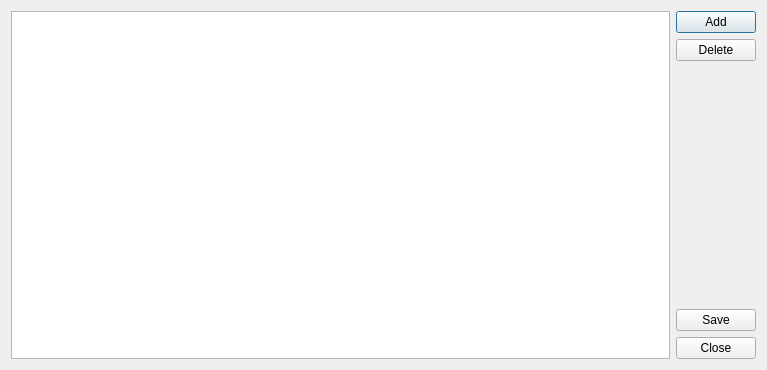
First picture: the form in RepairCenter/catsuppliers.ui, repository Feo-d-oR/YARC, before the edit.
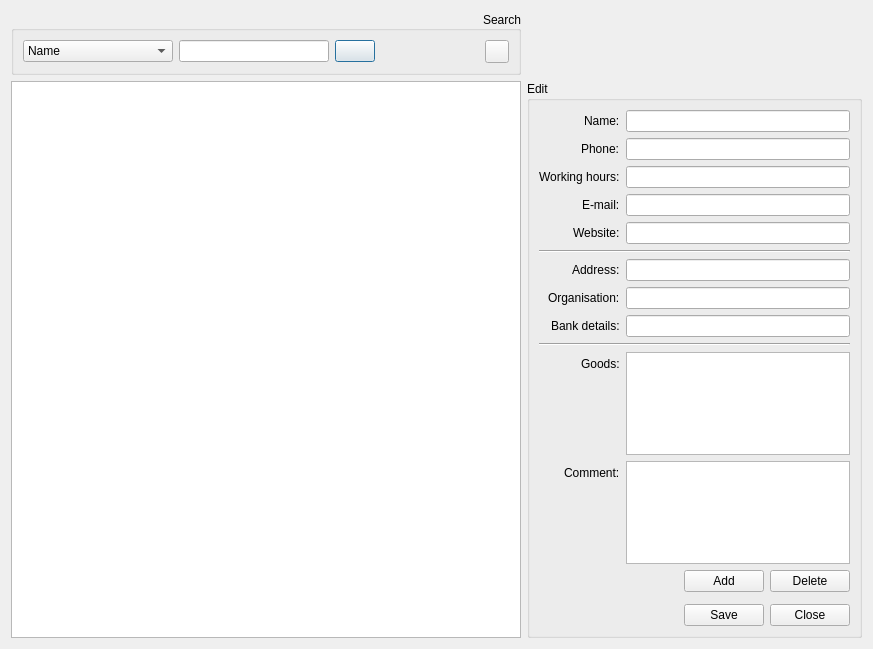
Second picture: the form after the edit. Icons and pictures are not drawn.

```diff
--- a/RepairCenter/catsuppliers.ui
+++ b/RepairCenter/catsuppliers.ui
@@ -6,10 +6,16 @@
    <rect>
     <x>0</x>
     <y>0</y>
-    <width>767</width>
-    <height>370</height>
+    <width>873</width>
+    <height>649</height>
    </rect>
   </property>
+  <property name="sizePolicy">
+   <sizepolicy hsizetype="Expanding" vsizetype="Preferred">
+    <horstretch>0</horstretch>
+    <verstretch>0</verstretch>
+   </sizepolicy>
+  </property>
   <property name="windowTitle">
    <string>Suppliers</string>
   </property>
@@ -17,9 +23,136 @@
    <iconset resource="Icons.qrc">
     <normaloff>:/icons/icons/lorry.png</normaloff>:/icons/icons/lorry.png</iconset>
   </property>
+  <layout class="QGridLayout" name="gridLayout">
+   <property name="sizeConstraint">
+    <enum>QLayout::SetDefaultConstraint</enum>
+   </property>
+   <item row="0" column="0">
+    <widget class="QGroupBox" name="groupBox">
+     <property name="title">
+      <string>Search</string>
+     </property>
+     <property name="alignment">
+      <set>Qt::AlignRight|Qt::AlignTrailing|Qt::AlignVCenter</set>
+     </property>
   <layout class="QHBoxLayout" name="horizontalLayout">
    <item>
+       <widget class="QComboBox" name="cbSearchType">
+        <property name="minimumSize">
+         <size>
+          <width>150</width>
+          <height>0</height>
+         </size>
+        </property>
+        <item>
+         <property name="text">
+          <string>Name</string>
+         </property>
+        </item>
+        <item>
+         <property name="text">
+          <string>Goods</string>
+         </property>
+        </item>
+       </widget>
+      </item>
+      <item>
+       <widget class="QLineEdit" name="lSearch">
+        <property name="minimumSize">
+         <size>
+          <width>150</width>
+          <height>0</height>
+         </size>
+        </property>
+        <property name="maximumSize">
+         <size>
+          <width>300</width>
+          <height>16777215</height>
+         </size>
+        </property>
+       </widget>
+      </item>
+      <item>
+       <widget class="QPushButton" name="bSearch">
+        <property name="sizePolicy">
+         <sizepolicy hsizetype="Fixed" vsizetype="Fixed">
+          <horstretch>0</horstretch>
+          <verstretch>0</verstretch>
+         </sizepolicy>
+        </property>
+        <property name="focusPolicy">
+         <enum>Qt::TabFocus</enum>
+        </property>
+        <property name="text">
+         <string/>
+        </property>
+        <property name="icon">
+         <iconset resource="Icons.qrc">
+          <normaloff>:/icons/icons/find.png</normaloff>:/icons/icons/find.png</iconset>
+        </property>
+       </widget>
+      </item>
+      <item>
+       <spacer name="horizontalSpacer_5">
+        <property name="orientation">
+         <enum>Qt::Horizontal</enum>
+        </property>
+        <property name="sizeHint" stdset="0">
+         <size>
+          <width>137</width>
+          <height>20</height>
+         </size>
+        </property>
+       </spacer>
+      </item>
+      <item>
+       <widget class="QToolButton" name="bClear">
+        <property name="font">
+         <font>
+          <family>Arial</family>
+          <pointsize>11</pointsize>
+          <weight>75</weight>
+          <bold>true</bold>
+         </font>
+        </property>
+        <property name="toolTip">
+         <string>Reset filter</string>
+        </property>
+        <property name="text">
+         <string/>
+        </property>
+        <property name="icon">
+         <iconset resource="Icons.qrc">
+          <normaloff>:/icons/icons/filter_clear.png</normaloff>:/icons/icons/filter_clear.png</iconset>
+        </property>
+       </widget>
+      </item>
+     </layout>
+    </widget>
+   </item>
+   <item row="1" column="0">
     <widget class="QTableView" name="tview">
+     <property name="sizePolicy">
+      <sizepolicy hsizetype="Expanding" vsizetype="Expanding">
+       <horstretch>0</horstretch>
+       <verstretch>0</verstretch>
+      </sizepolicy>
+     </property>
+     <property name="minimumSize">
+      <size>
+       <width>400</width>
+       <height>0</height>
+      </size>
+     </property>
+     <property name="frameShadow">
+      <enum>QFrame::Sunken</enum>
+     </property>
+     <property name="editTriggers">
+      <set>QAbstractItemView::NoEditTriggers</set>
+     </property>
+     <property name="dragDropOverwriteMode">
+      <bool>false</bool>
+     </property>
      <property name="selectionMode">
       <enum>QAbstractItemView::SingleSelection</enum>
      </property>
@@ -34,8 +167,138 @@
      </property>
     </widget>
    </item>
+   <item row="1" column="1">
+    <widget class="QGroupBox" name="grouopbox1">
+     <property name="sizePolicy">
+      <sizepolicy hsizetype="MinimumExpanding" vsizetype="Maximum">
+       <horstretch>0</horstretch>
+       <verstretch>0</verstretch>
+      </sizepolicy>
+     </property>
+     <property name="minimumSize">
+      <size>
+       <width>300</width>
+       <height>0</height>
+      </size>
+     </property>
+     <property name="maximumSize">
+      <size>
+       <width>500</width>
+       <height>16777215</height>
+      </size>
+     </property>
+     <property name="title">
+      <string>Edit</string>
+     </property>
+     <layout class="QFormLayout" name="formLayout">
+      <property name="labelAlignment">
+       <set>Qt::AlignRight|Qt::AlignTrailing|Qt::AlignVCenter</set>
+      </property>
+      <item row="0" column="0">
+       <widget class="QLabel" name="label">
+        <property name="text">
+         <string>Name:</string>
+        </property>
+       </widget>
+      </item>
+      <item row="0" column="1">
+       <widget class="QLineEdit" name="eName"/>
+      </item>
+      <item row="1" column="0">
+       <widget class="QLabel" name="label_2">
+        <property name="text">
+         <string>Phone:</string>
+        </property>
+       </widget>
+      </item>
+      <item row="1" column="1">
+       <widget class="QLineEdit" name="ePhone"/>
+      </item>
+      <item row="2" column="0">
+       <widget class="QLabel" name="label_6">
+        <property name="text">
+         <string>Working hours:</string>
+        </property>
+       </widget>
+      </item>
+      <item row="2" column="1">
+       <widget class="QLineEdit" name="eHours"/>
+      </item>
+      <item row="3" column="0">
+       <widget class="QLabel" name="label_5">
+        <property name="text">
+         <string>E-mail:</string>
+        </property>
+       </widget>
+      </item>
+      <item row="3" column="1">
+       <widget class="QLineEdit" name="eEmail"/>
+      </item>
+      <item row="4" column="0">
+       <widget class="QLabel" name="label_4">
+        <property name="text">
+         <string>Website:</string>
+        </property>
+       </widget>
+      </item>
+      <item row="4" column="1">
+       <widget class="QLineEdit" name="eWebsite"/>
+      </item>
+      <item row="5" column="0" colspan="2">
+       <widget class="Line" name="line">
+        <property name="orientation">
+         <enum>Qt::Horizontal</enum>
+        </property>
+       </widget>
+      </item>
+      <item row="6" column="0">
+       <widget class="QLabel" name="label_3">
+        <property name="text">
+         <string>Address:</string>
+        </property>
+       </widget>
+      </item>
+      <item row="6" column="1">
+       <widget class="QLineEdit" name="eAddress"/>
+      </item>
+      <item row="7" column="0">
+       <widget class="QLabel" name="label_8">
+        <property name="text">
+         <string>Organisation:</string>
+        </property>
+       </widget>
+      </item>
+      <item row="7" column="1">
+       <widget class="QLineEdit" name="eOrg"/>
+      </item>
+      <item row="8" column="0">
+       <widget class="QLabel" name="label_7">
+        <property name="text">
+         <string>Bank details:</string>
+        </property>
+       </widget>
+      </item>
+      <item row="8" column="1">
+       <widget class="QLineEdit" name="eBank"/>
+      </item>
+      <item row="12" column="0" colspan="2">
+       <layout class="QHBoxLayout" name="horizontalLayout_4">
    <item>
-    <layout class="QVBoxLayout" name="verticalLayout">
+         <spacer name="horizontalSpacer_4">
+          <property name="orientation">
+           <enum>Qt::Horizontal</enum>
+          </property>
+          <property name="sizeType">
+           <enum>QSizePolicy::MinimumExpanding</enum>
+          </property>
+          <property name="sizeHint" stdset="0">
+           <size>
+            <width>40</width>
+            <height>20</height>
+           </size>
+          </property>
+         </spacer>
+        </item>
      <item>
       <widget class="QPushButton" name="bAdd">
        <property name="text">
@@ -49,28 +312,19 @@
      </item>
      <item>
       <widget class="QPushButton" name="bDelete">
-       <property name="layoutDirection">
-        <enum>Qt::LeftToRight</enum>
-       </property>
        <property name="text">
         <string>Delete</string>
        </property>
        <property name="icon">
-        <iconset resource="Icons.qrc">
-         <normaloff>:/icons/icons/lorry_delete.png</normaloff>:/icons/icons/lorry_delete.png</iconset>
-       </property>
-       <property name="checkable">
-        <bool>false</bool>
-       </property>
-       <property name="default">
-        <bool>false</bool>
-       </property>
-       <property name="flat">
-        <bool>false</bool>
+           <iconset>
+            <normalon>:/icons/icons/user_delete.png</normalon>
+           </iconset>
        </property>
       </widget>
      </item>
-     <item>
+       </layout>
+      </item>
+      <item row="13" column="1">
       <spacer name="verticalSpacer">
        <property name="orientation">
         <enum>Qt::Vertical</enum>
@@ -83,6 +337,24 @@
        </property>
       </spacer>
      </item>
+      <item row="14" column="0" colspan="2">
+       <layout class="QHBoxLayout" name="horizontalLayout_3">
+        <item>
+         <spacer name="horizontalSpacer_3">
+          <property name="orientation">
+           <enum>Qt::Horizontal</enum>
+          </property>
+          <property name="sizeType">
+           <enum>QSizePolicy::MinimumExpanding</enum>
+          </property>
+          <property name="sizeHint" stdset="0">
+           <size>
+            <width>40</width>
+            <height>20</height>
+           </size>
+          </property>
+         </spacer>
+        </item>
      <item>
       <widget class="QPushButton" name="bSave">
        <property name="text">
@@ -109,7 +381,40 @@
      </item>
     </layout>
    </item>
-  </layout>
+      <item row="11" column="0">
+       <widget class="QLabel" name="label_10">
+        <property name="text">
+         <string>Comment:</string>
+        </property>
+       </widget>
+      </item>
+      <item row="9" column="0" colspan="2">
+       <widget class="Line" name="line_2">
+        <property name="orientation">
+         <enum>Qt::Horizontal</enum>
+        </property>
+       </widget>
+      </item>
+      <item row="10" column="0">
+       <widget class="QLabel" name="label_11">
+        <property name="text">
+         <string>Goods:</string>
+        </property>
+       </widget>
+      </item>
+      <item row="10" column="1">
+       <widget class="QPlainTextEdit" name="eGoods"/>
+      </item>
+      <item row="11" column="1">
+       <widget class="QPlainTextEdit" name="eComment"/>
+      </item>
+     </layout>
+    </widget>
+   </item>
+  </layout>
+  <zorder>grouopbox1</zorder>
+  <zorder>tview</zorder>
+  <zorder>groupBox</zorder>
  </widget>
  <resources>
   <include location="Icons.qrc"/>
```
Left out of the diff: 5 changed lines with no effect on the pictures. Lines whose indentation alone changed are shown as unchanged.
